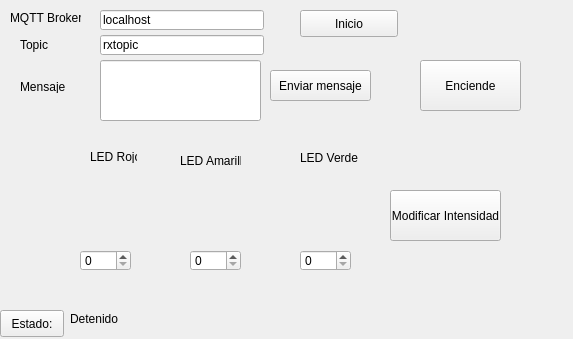
The window that guipanel.ui (jeacelo/test_qt) describes before a commit, drawn with Qt 5.
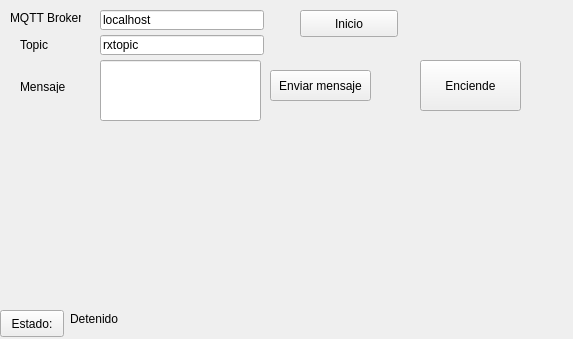
The same window after the commit. Custom widgets are drawn as their Qt base class.

Commit message: Deleted intensity LEDs control

The edit to the form file:
```diff
--- a/guipanel.ui
+++ b/guipanel.ui
@@ -156,163 +156,8 @@
     <string>Mensaje</string>
    </property>
   </widget>
-  <widget class="QwtKnob" name="redKnob">
-   <property name="geometry">
-    <rect>
-     <x>50</x>
-     <y>160</y>
-     <width>111</width>
-     <height>101</height>
-    </rect>
-   </property>
-   <property name="upperBound">
-    <double>254.000000000000000</double>
-   </property>
-   <property name="value">
-    <double>0.000000000000000</double>
-   </property>
-   <property name="totalSteps">
-    <UInt>254</UInt>
-   </property>
-  </widget>
-  <widget class="QwtKnob" name="yellowKnob">
-   <property name="geometry">
-    <rect>
-     <x>160</x>
-     <y>160</y>
-     <width>111</width>
-     <height>101</height>
-    </rect>
-   </property>
-   <property name="upperBound">
-    <double>254.000000000000000</double>
-   </property>
-   <property name="value">
-    <double>0.000000000000000</double>
-   </property>
-   <property name="totalSteps">
-    <UInt>254</UInt>
-   </property>
-  </widget>
-  <widget class="QwtKnob" name="greenKnob">
-   <property name="geometry">
-    <rect>
-     <x>270</x>
-     <y>160</y>
-     <width>111</width>
-     <height>101</height>
-    </rect>
-   </property>
-   <property name="upperBound">
-    <double>254.000000000000000</double>
-   </property>
-   <property name="value">
-    <double>0.000000000000000</double>
-   </property>
-   <property name="totalSteps">
-    <UInt>254</UInt>
-   </property>
-  </widget>
-  <widget class="QPushButton" name="pushButton_4">
-   <property name="geometry">
-    <rect>
-     <x>390</x>
-     <y>190</y>
-     <width>111</width>
-     <height>51</height>
-    </rect>
-   </property>
-   <property name="text">
-    <string>Modificar Intensidad</string>
-   </property>
-  </widget>
-  <widget class="QLabel" name="label_4">
-   <property name="geometry">
-    <rect>
-     <x>90</x>
-     <y>150</y>
-     <width>47</width>
-     <height>13</height>
-    </rect>
-   </property>
-   <property name="text">
-    <string>LED Rojo</string>
-   </property>
-  </widget>
-  <widget class="QLabel" name="label_5">
-   <property name="geometry">
-    <rect>
-     <x>180</x>
-     <y>150</y>
-     <width>61</width>
-     <height>21</height>
-    </rect>
-   </property>
-   <property name="text">
-    <string>LED Amarillo</string>
-   </property>
-  </widget>
-  <widget class="QLabel" name="label_6">
-   <property name="geometry">
-    <rect>
-     <x>300</x>
-     <y>150</y>
-     <width>61</width>
-     <height>16</height>
-    </rect>
-   </property>
-   <property name="text">
-    <string>LED Verde</string>
-   </property>
-  </widget>
-  <widget class="QSpinBox" name="red_lcdNumber">
-   <property name="geometry">
-    <rect>
-     <x>80</x>
-     <y>250</y>
-     <width>51</width>
-     <height>21</height>
-    </rect>
-   </property>
-   <property name="maximum">
-    <number>254</number>
-   </property>
-  </widget>
-  <widget class="QSpinBox" name="yellow_lcdNumber">
-   <property name="geometry">
-    <rect>
-     <x>190</x>
-     <y>250</y>
-     <width>51</width>
-     <height>21</height>
-    </rect>
-   </property>
-   <property name="maximum">
-    <number>254</number>
-   </property>
-  </widget>
-  <widget class="QSpinBox" name="green_lcdNumber">
-   <property name="geometry">
-    <rect>
-     <x>300</x>
-     <y>250</y>
-     <width>51</width>
-     <height>21</height>
-    </rect>
-   </property>
-   <property name="maximum">
-    <number>254</number>
-   </property>
-  </widget>
  </widget>
  <layoutdefault spacing="6" margin="11"/>
- <customwidgets>
-  <customwidget>
-   <class>QwtKnob</class>
-   <extends>QWidget</extends>
-   <header>qwt_knob.h</header>
-  </customwidget>
- </customwidgets>
  <tabstops>
   <tabstop>runButton</tabstop>
  </tabstops>
```
The commit also changes 2 other files.
